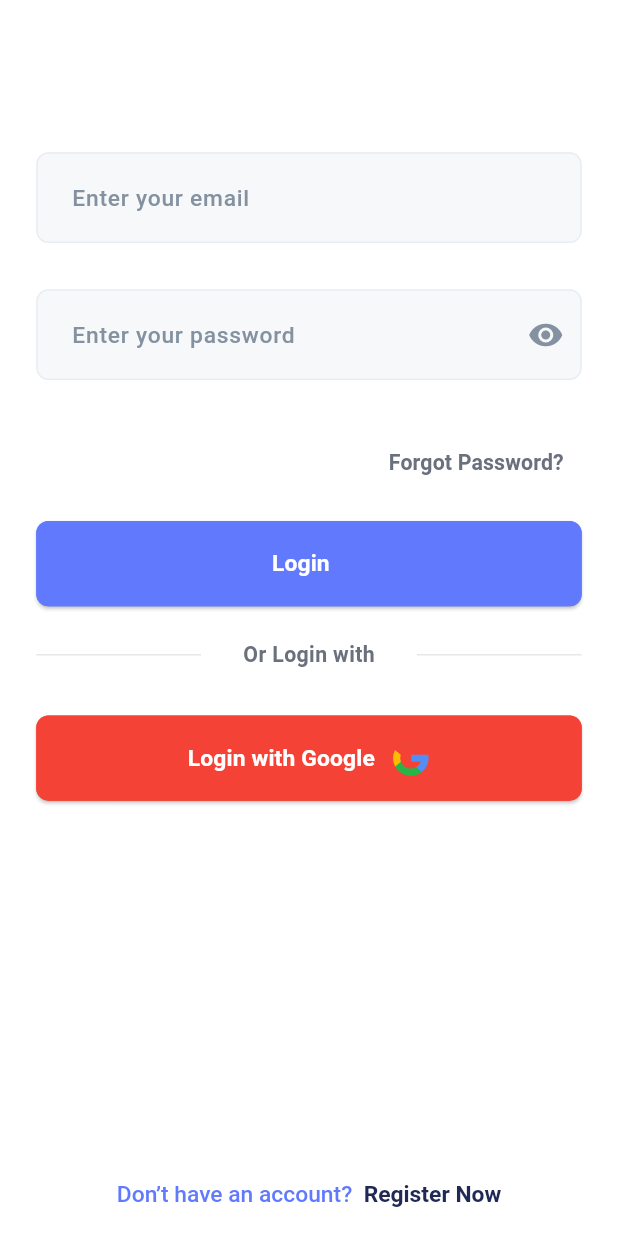
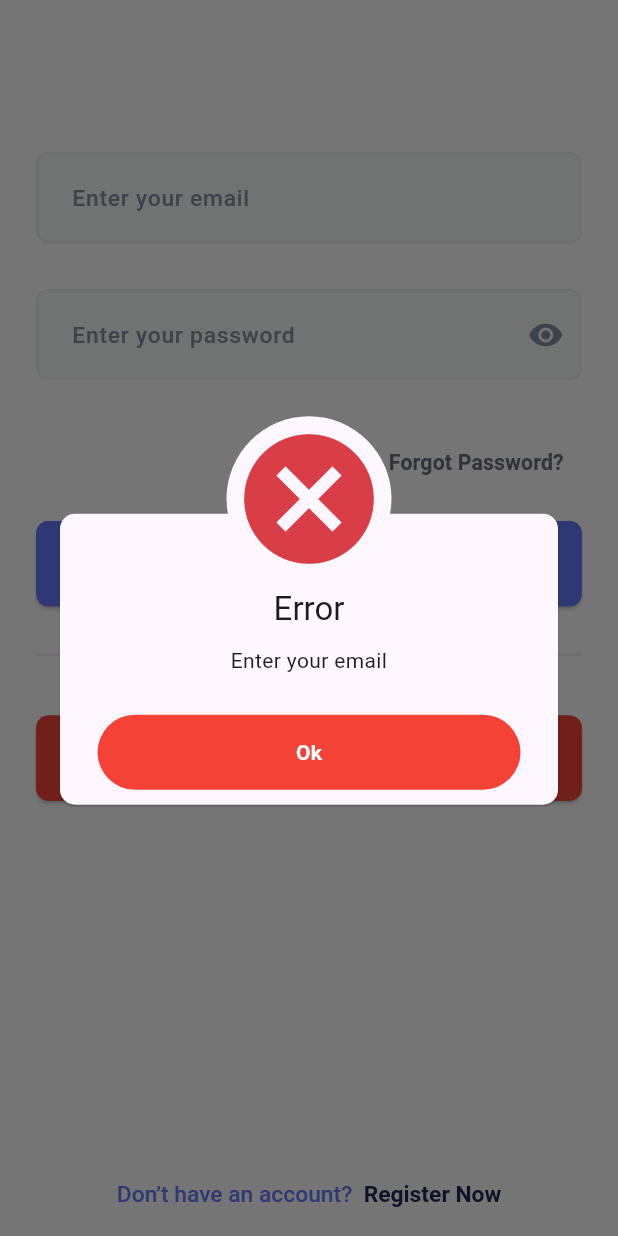
Before and after one commit to Elhaw2003/firebase-learn, a Flutter app: the screen it shows after launch, after a tap on "Forgot Password?", on a phone screen of 412 x 824 dp. Run offline on Flutter 3.47's test engine with Material 3 defaults, Android fonts, the phone set to English and light mode, and no system bars; our stand-ins replace awesome_dialog, bloc, dartz, firebase_auth, firebase_core, flutter_bloc and 4 more; accounts and stored records are empty.

Commit message:
forgot password done

```diff
--- a/lib/core/utilies/app_texts.dart
+++ b/lib/core/utilies/app_texts.dart
@@ -38,5 +38,7 @@ abstract class AppTexts{
   static const String loginSuccessfully = "Login Successfully....";
   static const String forGotDescription = """Don't worry! It occurs. Please enter the email address linked with your account.""";
   static const String otpDescription = """Enter the verification code we just sent on your email address.""";
+  static const String exceptionFirebaseError = "Oops something went wrong please try again later";
+  static const String verifyYourEmailForChangePassword = "Verify your email for change password by link was sent, if you not found... look to spam";
   static const String home = "Home";
 }
--- a/lib/core/widgets/custom_awesom_dialog_method.dart
+++ b/lib/core/widgets/custom_awesom_dialog_method.dart
@@ -13,6 +13,7 @@ class CustomAwesomDialogMethod {
   }
   ) {
      AwesomeDialog(
+
         context: context,
         dialogType: dialogType,
         animType: AnimType.scale,
--- /dev/null
+++ b/lib/features/auth/login/data/repo/forgot_password/forgot_password_repo.dart
@@ -0,0 +1,7 @@
+import 'package:dartz/dartz.dart';
+
+import '../../../../../../core/error/failure.dart';
+
+abstract class ForgotPasswordRepo {
+  Future<Either<Failure, void>> forgotPassword({required String email});
+}
--- /dev/null
+++ b/lib/features/auth/login/data/repo/forgot_password/forgot_password_repo_firebase_implementation.dart
@@ -0,0 +1,23 @@
+import 'dart:io';
+
+import 'package:dartz/dartz.dart';
+import 'package:firebase_auth/firebase_auth.dart';
+import 'package:firebase_learn/core/error/failure.dart';
+import 'package:firebase_learn/core/utilies/app_texts.dart';
+import 'package:firebase_learn/features/auth/login/data/repo/forgot_password/forgot_password_repo.dart';
+
+class ForgotPasswordRepoFirebaseImplementation implements ForgotPasswordRepo{
+  @override
+  Future<Either<Failure, void>> forgotPassword({required String email}) async{
+    try{
+      await FirebaseAuth.instance.sendPasswordResetEmail(email: email);
+      return right(null);
+    }on SocketException {
+      return left(FirebaseFailure(message: AppTexts.noInternetConnection));
+    }
+    catch (e){
+      print(e.toString());
+      return left(FirebaseFailure(message: AppTexts.exceptionFirebaseError));
+    }
+  }
+}
--- a/lib/features/auth/login/data/repo/login_with_email_and_password/login_with_email_and_password_repo_implementation.dart
+++ b/lib/features/auth/login/data/repo/login_with_email_and_password/login_with_email_and_password_repo_implementation.dart
@@ -36,7 +36,7 @@ class LoginWithEmailAndPasswordRepoFirebaseImplementation implements LoginWithEm
       }
     } catch (e) {
       print(e.toString());
-      return left(FirebaseFailure(message: "Ops something went wrong....."));
+      return left(FirebaseFailure(message: AppTexts.exceptionFirebaseError));
     }
   }
 }
--- a/lib/features/auth/login/data/repo/login_with_google/login_with_google_repo_firebase_implementation.dart
+++ b/lib/features/auth/login/data/repo/login_with_google/login_with_google_repo_firebase_implementation.dart
@@ -35,7 +35,7 @@ class LoginWithGoogleRepoFirebaseImplementation implements LoginWithGoogleRepo {
     } on SocketException {
       return left(FirebaseFailure(message: AppTexts.noInternetConnection));
     } catch (e) {
-      return left(FirebaseFailure(message: "Ops something went wrong....."));
+      return left(FirebaseFailure(message: AppTexts.exceptionFirebaseError));
     }
   }
 }
--- /dev/null
+++ b/lib/features/auth/login/presentation/controller/cubit/forgot_password/forgot_password_firebase_cubit.dart
@@ -0,0 +1,15 @@
+import 'package:bloc/bloc.dart';
+import 'package:firebase_learn/features/auth/login/data/repo/forgot_password/forgot_password_repo.dart';
+import 'package:meta/meta.dart';
+
+part 'forgot_password_firebase_state.dart';
+
+class ForgotPasswordFirebaseCubit extends Cubit<ForgotPasswordFirebaseState> {
+  ForgotPasswordFirebaseCubit({required this.forgotPasswordRepo}) : super(ForgotPasswordFirebaseInitialState());
+  ForgotPasswordRepo forgotPasswordRepo;
+  Future<void> forgotPasswordCubit({required String email})async{
+     emit(ForgotPasswordFirebaseLoadingState());
+    var result = await forgotPasswordRepo.forgotPassword(email: email);
+    return result.fold((left) => emit(ForgotPasswordFirebaseFailureState(message: left.message)), (right) => emit(ForgotPasswordFirebaseSuccessState()));
+  }
+}
--- /dev/null
+++ b/lib/features/auth/login/presentation/controller/cubit/forgot_password/forgot_password_firebase_state.dart
@@ -0,0 +1,12 @@
+part of 'forgot_password_firebase_cubit.dart';
+
+@immutable
+sealed class ForgotPasswordFirebaseState {}
+
+final class ForgotPasswordFirebaseInitialState extends ForgotPasswordFirebaseState {}
+final class ForgotPasswordFirebaseLoadingState extends ForgotPasswordFirebaseState {}
+final class ForgotPasswordFirebaseFailureState extends ForgotPasswordFirebaseState {
+  final String message;
+  ForgotPasswordFirebaseFailureState({required this.message});
+}
+final class ForgotPasswordFirebaseSuccessState extends ForgotPasswordFirebaseState {}
--- a/lib/features/auth/login/presentation/view/login_screen.dart
+++ b/lib/features/auth/login/presentation/view/login_screen.dart
@@ -1,5 +1,7 @@
 
+import 'package:firebase_learn/features/auth/login/data/repo/forgot_password/forgot_password_repo_firebase_implementation.dart';
 import 'package:firebase_learn/features/auth/login/data/repo/login_with_google/login_with_google_repo_firebase_implementation.dart';
+import 'package:firebase_learn/features/auth/login/presentation/controller/cubit/forgot_password/forgot_password_firebase_cubit.dart';
 import 'package:firebase_learn/features/auth/login/presentation/controller/cubit/login_with_google/login_with_google_cubit.dart';
 import 'package:firebase_learn/features/auth/login/presentation/view/widgets/login_body.dart';
 import 'package:flutter/material.dart';
@@ -17,6 +19,7 @@ class LoginScreen extends StatelessWidget {
       providers: [
         BlocProvider(create: (context) => LoginWithEmailAndPasswordCubit(loginRepo: LoginWithEmailAndPasswordRepoFirebaseImplementation())),
         BlocProvider(create: (context) => LoginWithGoogleCubit(loginWithGoogleRepo: LoginWithGoogleRepoFirebaseImplementation())),
+        BlocProvider(create: (context) => ForgotPasswordFirebaseCubit(forgotPasswordRepo: ForgotPasswordRepoFirebaseImplementation())),
       ],
       child: const Scaffold(
         backgroundColor: AppColors.white,
--- a/lib/features/auth/login/presentation/view/widgets/login_body.dart
+++ b/lib/features/auth/login/presentation/view/widgets/login_body.dart
@@ -1,6 +1,7 @@
 import 'package:awesome_dialog/awesome_dialog.dart';
 import 'package:firebase_auth/firebase_auth.dart';
 import 'package:firebase_learn/core/widgets/custom_awesom_dialog_method.dart';
+import 'package:firebase_learn/features/auth/login/presentation/controller/cubit/forgot_password/forgot_password_firebase_cubit.dart';
 import 'package:firebase_learn/features/auth/login/presentation/controller/cubit/login_with_email_and_password/login_with_email_and_password_cubit.dart';
 import 'package:firebase_learn/features/auth/login/presentation/controller/cubit/login_with_google/login_with_google_cubit.dart';
 import 'package:firebase_learn/features/auth/login/presentation/view/widgets/collection_social_icon_widget.dart';
@@ -33,7 +34,6 @@ class _LoginBodyState extends State<LoginBody> {
   final formKey = GlobalKey<FormState>();
   TextEditingController emailController = TextEditingController();
   TextEditingController passwordController = TextEditingController();
-
   @override
   Widget build(BuildContext context) {
     return Padding(
@@ -66,7 +66,6 @@ class _LoginBodyState extends State<LoginBody> {
                       if (state is LoginWithEmailAndPasswordFailureState) {
                         CustomAwesomDialogMethod.awesomeDialog(
                             btnOkOnPress: () {
-                              Navigator.pop(context);
                             },
                             context: context,
                             title: "Error",
@@ -96,13 +95,38 @@ class _LoginBodyState extends State<LoginBody> {
                       } else if (state is LoginWithGoogleFailureState) {
                         CustomAwesomDialogMethod.awesomeDialog(
                             btnOkOnPress: () {
-                              Navigator.pop(context);
                             },
                             context: context,
                             title: "Error",
                             desc: state.message,
                             dialogType: DialogType.error,
                             btnOkColor: AppColors.red);
+                      }
+                    },
+                  ),
+                  BlocListener<ForgotPasswordFirebaseCubit, ForgotPasswordFirebaseState>(
+                    listener: (context, state) {
+                      if (state is ForgotPasswordFirebaseLoadingState) {
+                        LoadingShowDialogMethod.showLoadingDialog(context);
+                      } else if (state is ForgotPasswordFirebaseSuccessState) {
+                        CustomAwesomDialogMethod.awesomeDialog(
+                            context: context,
+                            title: "Success",
+                            desc: AppTexts.verifyYourEmailForChangePassword,
+                            dialogType: DialogType.success,
+                            btnOkColor: AppColors.green,
+                            btnOkOnPress: () {
+                            });
+                      } else if (state is ForgotPasswordFirebaseFailureState) {
+                        CustomAwesomDialogMethod.awesomeDialog(
+                            btnOkOnPress: () {
+                            },
+                            context: context,
+                            title: "Error",
+                            desc: state.message,
+                            dialogType: DialogType.error,
+                            btnOkColor: AppColors.red
+                        );
                       }
                     },
                   ),
@@ -143,7 +167,22 @@ class _LoginBodyState extends State<LoginBody> {
                     Align(
                       alignment: Alignment.centerRight,
                       child: ForgotPasswordWidget(
-                        onPressed: () {},
+                        onPressed: () {
+                          if(emailController.text.isEmpty){
+                            CustomAwesomDialogMethod.awesomeDialog(
+                                context: context,
+                                title: "Error",
+                                desc: AppTexts.enterYourEmail,
+                                dialogType: DialogType.error,
+                                btnOkColor: AppColors.red,
+                                btnOkOnPress: () {
+                                    }
+                            );
+                          }
+                          else{
+                            context.read<ForgotPasswordFirebaseCubit>().forgotPasswordCubit(email: emailController.text.trim());
+                          }
+                          }
                       ),
                     ),
                     const HeightSpacing(height: 15),
--- a/lib/features/auth/register/data/repo/register_repo_implementation.dart
+++ b/lib/features/auth/register/data/repo/register_repo_implementation.dart
@@ -25,10 +25,10 @@ class RegisterRepoFirebaseImplementation implements RegisterRepo{
         return left(FirebaseFailure(message: AppTexts.emailIsAlreadyInUse));
       }
       else{
-        return left(FirebaseFailure(message: "Ops something went wrong....."));
+        return left(FirebaseFailure(message: AppTexts.exceptionFirebaseError));
       }
     } catch (e) {
-      return left(FirebaseFailure(message: "Ops something went wrong....."));
+      return left(FirebaseFailure(message: AppTexts.exceptionFirebaseError));
     }
   }
 }
--- a/lib/features/auth/register/presentation/view/widgets/register_body.dart
+++ b/lib/features/auth/register/presentation/view/widgets/register_body.dart
@@ -57,7 +57,6 @@ class _RegisterBodyState extends State<RegisterBody> {
               } else if (state is RegisterFailureState) {
                 CustomAwesomDialogMethod.awesomeDialog(
                     btnOkOnPress: (){
-                      Navigator.pop(context);
                     },
                     context: context,
                     title: "Error",
```
